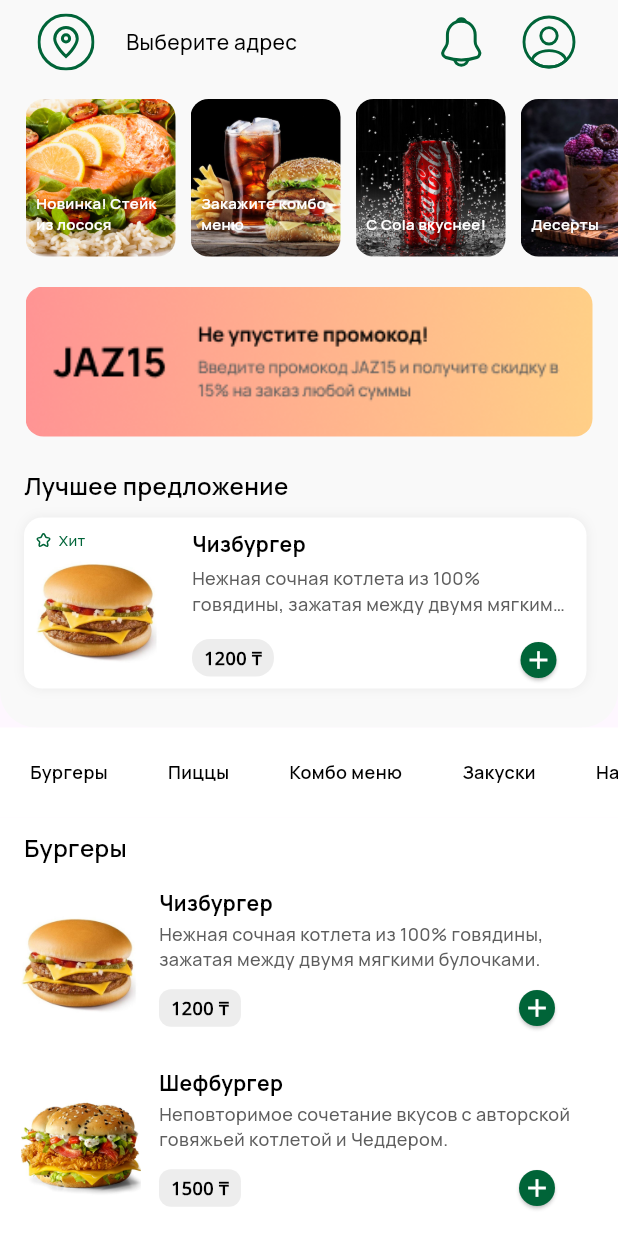
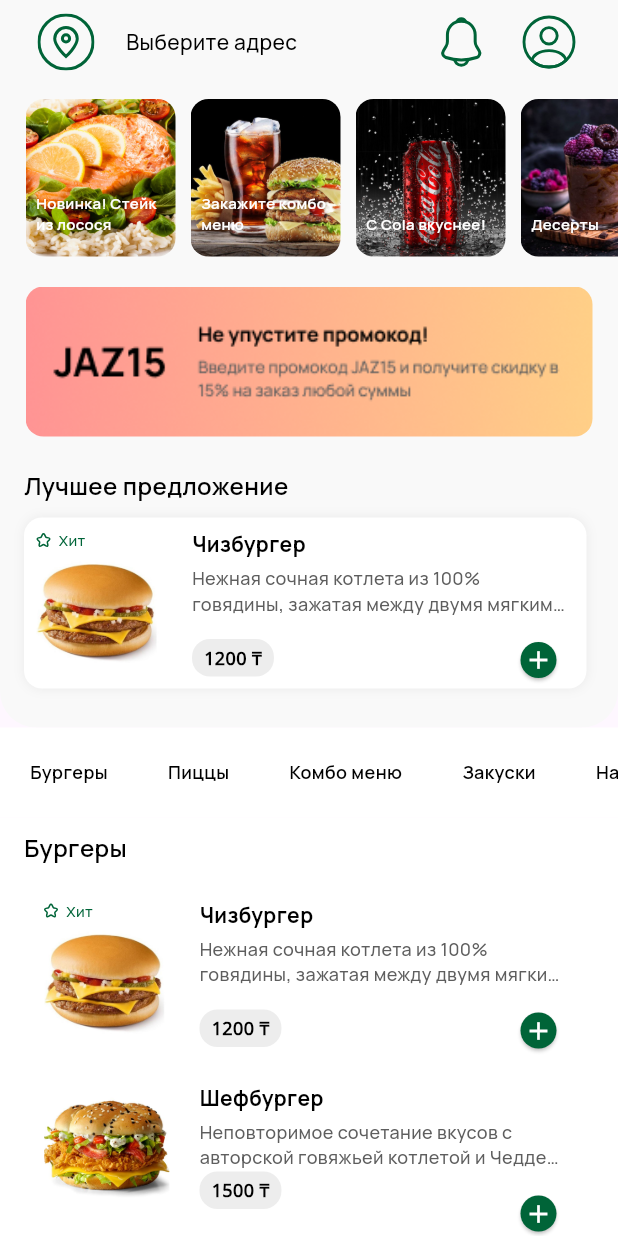
Before and after one commit to Renat2766/foodscale, a Flutter app: the HomePage screen opened directly, on a phone screen of 412 x 824 dp. Run offline on Flutter 3.47's test engine with Material 3 defaults, Android fonts, the light colour scheme and no system bars; our stand-ins replace cached_network_image, flutter_svg, smooth_page_indicator.

Commit message:
list card design adjustments

```diff
--- a/assets/data.json
+++ b/assets/data.json
@@ -373,7 +373,7 @@
       "description": "Тирамису — популярный итальянский десерт, известный своей нежной и воздушной текстурой.",
       "weight": 150,
       "calories": 450,
-      "ratings": []
+      "ratings": [3]
     },
     {
       "id": 15,
--- a/lib/pages/home_page.dart
+++ b/lib/pages/home_page.dart
@@ -2,7 +2,7 @@ import 'package:flutter/material.dart';
 import 'package:food_scale/design/colors.dart';
 import 'package:food_scale/design/fonts.dart';
 import 'package:food_scale/widgets/list_card.dart';
-import 'package:food_scale/widgets/promokodBanner.dart';
+import 'package:food_scale/widgets/promokod_banner.dart';
 import 'package:food_scale/widgets/button_menu_widget.dart';
 import 'package:food_scale/widgets/best_offer_widget.dart';
 import 'package:food_scale/widgets/custom_sliver_appbar.dart';
@@ -136,7 +136,7 @@ class _HomePageState extends State<HomePage> {
                 ),
               SliverPersistentHeader(
                 pinned: true,
-                delegate: _SliverAppBarDelegate(
+                delegate: SliverAppBarDelegate(
                   minHeight: 60.0,
                   maxHeight: 60.0,
                   child: Container(
@@ -212,8 +212,8 @@ class _HomePageState extends State<HomePage> {
   }
 }
 
-class _SliverAppBarDelegate extends SliverPersistentHeaderDelegate {
-  _SliverAppBarDelegate({
+class SliverAppBarDelegate extends SliverPersistentHeaderDelegate {
+  SliverAppBarDelegate({
     required this.minHeight,
     required this.maxHeight,
     required this.child,
@@ -236,7 +236,7 @@ class _SliverAppBarDelegate extends SliverPersistentHeaderDelegate {
   }
 
   @override
-  bool shouldRebuild(_SliverAppBarDelegate oldDelegate) {
+  bool shouldRebuild(covariant SliverAppBarDelegate oldDelegate) {
     return maxHeight != oldDelegate.maxHeight ||
         minHeight != oldDelegate.minHeight ||
         child != oldDelegate.child;
--- a/lib/widgets/list_card.dart
+++ b/lib/widgets/list_card.dart
@@ -41,24 +41,12 @@ class _ListCardState extends State<ListCard> {
         final String imageUrl =
             (item['imagePath'] ?? 'assets/images/default_image.png') as String;
         final String price = '${item['price'] ?? 'Цена не указана'} ₸';
-        final String rating = getProductRatings(
-            item['ratings'] as List<dynamic>?, widget.rootRatings);
+        final String rating = getProductRatings(item['ratings'], widget.rootRatings);
 
         return Padding(
-          padding: const EdgeInsets.symmetric(vertical: 8.0),
-          child: GestureDetector(
-            onHorizontalDragUpdate: (details) {
-              setState(() {
-                _offset += details.delta.dx;
-                if (_offset > 70) _offset = 70;
-                if (_offset < -70) _offset = -70;
-              });
-            },
-            onHorizontalDragEnd: (details) {
-              setState(() {
-                _offset = 0.0;
-              });
-            },
+          padding: const EdgeInsets.only(top: 8.0), // Убраны горизонтальные отступы
+          child: ClipRRect(
+            // borderRadius: BorderRadius.circular(12), // Скругление всей карточки
             child: Stack(
               children: [
                 if (_offset > 0)
@@ -66,11 +54,8 @@ class _ListCardState extends State<ListCard> {
                     alignment: Alignment.centerLeft,
                     child: Container(
                       width: 70,
-                      height: 104,
-                      decoration: BoxDecoration(
+                      height: 114,
                       color: primaryColor,
-                        // borderRadius: BorderRadius.circular(12),
-                      ),
                       child: const Icon(
                         Icons.add_shopping_cart,
                         color: Colors.white,
@@ -82,38 +67,97 @@ class _ListCardState extends State<ListCard> {
                     alignment: Alignment.centerRight,
                     child: Container(
                       width: 70,
-                      height: 104,
-                      decoration: BoxDecoration(
+                      height: 114,
                       color: errorColor,
-                        // borderRadius: BorderRadius.circular(12),
-                      ),
                       child: const Icon(
                         Icons.delete,
                         color: Colors.white,
                       ),
                     ),
                   ),
-                Transform.translate(
+                GestureDetector(
+                  onHorizontalDragUpdate: (details) {
+                    setState(() {
+                      _offset += details.delta.dx;
+                      if (_offset > 70) _offset = 70; // Свайп вправо до 70 пикселей
+                      if (_offset < -70) _offset = -70; // Свайп влево до -70 пикселей
+                    });
+                  },
+                  onHorizontalDragEnd: (details) {
+                    if (_offset != 0.0) {
+                      setState(() {
+                        if (_offset > 0) {
+                          // Действие при свайпе вправо (например, добавить в корзину)
+                          ScaffoldMessenger.of(context).showSnackBar(
+                            const SnackBar(content: Text('Добавлено в корзину')),
+                          );
+                        } else if (_offset < 0) {
+                          // Действие при свайпе влево (например, удалить)
+                          ScaffoldMessenger.of(context).showSnackBar(
+                            const SnackBar(content: Text('Удалено')),
+                          );
+                        }
+                        _offset = 0.0; // Сброс позиции
+                      });
+                    }
+                  },
+                  child: Transform.translate(
                     offset: Offset(_offset, 0),
                     child: Container(
-                    height: 104,
+                      // Карточка растягивается на всю ширину экрана
                       decoration: BoxDecoration(
                         color: whiteColor,
                         borderRadius: BorderRadius.circular(12),
                       ),
-                    child: Padding(
-                        padding: const EdgeInsets.symmetric(
-                            horizontal: 14, vertical: 0),
+                      child: Center(
+                        // Центрируем содержимое
+                        child: SizedBox(
+                          width: 370,
+                          height: 114,// Фиксированная ширина контента 370px
+                          child: Stack(
+                            children: [
+                              IntrinsicHeight(
                                 child: Row(
+                                  mainAxisAlignment: MainAxisAlignment.center, // Контент по центру внутри 370px
                                   children: [
+                                    // Левая часть: изображение + рейтинг
+                                    Container(
+                                      width: 100,
+                                      padding: const EdgeInsets.all(8),
+                                      child: Column(
+                                        crossAxisAlignment: CrossAxisAlignment.start,
+                                        children: [
+                                          if (rating.isNotEmpty)
+                                            Row(
+                                              children: [
+                                                SvgPicture.asset(
+                                                  'assets/images/icon_star.svg',
+                                                  height: 10,
+                                                  width: 10,
+                                                  colorFilter: const ColorFilter.mode(
+                                                      primaryColor, BlendMode.srcIn),
+                                                ),
+                                                const SizedBox(width: 5),
+                                                Flexible(
+                                                  child: Text(
+                                                    rating,
+                                                    style: const TextStyle(
+                                                      fontSize: 10,
+                                                      fontFamily: russianFont,
+                                                      fontWeight: FontWeight.w500,
+                                                      color: primaryColor,
+                                                    ),
+                                                    overflow: TextOverflow.ellipsis,
+                                                  ),
+                                                ),
+                                              ],
+                                            ),
+                                          const Spacer(),
                                           ClipRRect(
                                             borderRadius: BorderRadius.circular(8),
-                              child: Container(
-                                width: 80,
-                                height: 80,
-                                decoration: BoxDecoration(
-                                  borderRadius: BorderRadius.circular(8),
-                                ),
+                                            child: SizedBox(
+                                              width: 84,
+                                              height: 84,
                                               child: imageUrl.startsWith('http')
                                                   ? CachedNetworkImage(
                                                       imageUrl: imageUrl,
@@ -126,17 +170,23 @@ class _ListCardState extends State<ListCard> {
                                                   : Image.asset(
                                                       imageUrl,
                                                       fit: BoxFit.cover,
-                                        errorBuilder:
-                                            (context, error, stackTrace) =>
+                                                      errorBuilder: (context, error, stackTrace) =>
                                                           const Icon(Icons.error),
                                                     ),
+
                                             ),
                                           ),
-                            const SizedBox(width: 12),
+                                        ],
+                                      ),
+                                    ),
+
+                                    // Правая часть: текст и кнопка
                                     Expanded(
+                                      child: Padding(
+                                        padding: const EdgeInsets.symmetric(
+                                            vertical: 8, horizontal: 12),
                                         child: Column(
                                           crossAxisAlignment: CrossAxisAlignment.start,
-                                mainAxisAlignment: MainAxisAlignment.center,
                                           children: [
                                             Text(
                                               title,
@@ -148,7 +198,7 @@ class _ListCardState extends State<ListCard> {
                                               ),
                                               overflow: TextOverflow.ellipsis,
                                             ),
-                                  const SizedBox(height: 2),
+                                            const SizedBox(height: 4),
                                             Text(
                                               description,
                                               maxLines: 2,
@@ -160,18 +210,16 @@ class _ListCardState extends State<ListCard> {
                                                 color: textColor,
                                               ),
                                             ),
-                                  const SizedBox(height: 0),
+                                            const Spacer(),
                                             Row(
-                                    mainAxisAlignment:
-                                        MainAxisAlignment.spaceBetween,
+                                              mainAxisAlignment: MainAxisAlignment.spaceBetween,
                                               children: [
                                                 Container(
                                                   padding: const EdgeInsets.symmetric(
                                                       horizontal: 8, vertical: 4),
                                                   decoration: BoxDecoration(
                                                     color: const Color(0xFFEDEDED),
-                                          borderRadius:
-                                              BorderRadius.circular(8),
+                                                    borderRadius: BorderRadius.circular(12),
                                                   ),
                                                   child: Text(
                                                     price,
@@ -183,18 +231,24 @@ class _ListCardState extends State<ListCard> {
                                                     ),
                                                   ),
                                                 ),
-                                      const SizedBox(width: 8),
-                                      Padding(
-                                        padding: const EdgeInsets.only(
-                                            right:
-                                                16.0),
+                                              ],
+                                            ),
+                                          ],
+                                        ),
+                                      ),
+                                    ),
+                                  ],
+                                ),
+                              ),
+                              // Кнопка "Добавить" в правом нижнем углу
+                              Positioned(
+                                right: 8,
+                                bottom: -5,
                                 child: ElevatedButton(
                                   onPressed: () {
-                                            ScaffoldMessenger.of(context)
-                                                .showSnackBar(
+                                    ScaffoldMessenger.of(context).showSnackBar(
                                       SnackBar(
-                                                content: Text(
-                                                    'Кнопка Add нажата для $title'),
+                                        content: Text('Кнопка Add нажата для $title'),
                                       ),
                                     );
                                   },
@@ -212,12 +266,10 @@ class _ListCardState extends State<ListCard> {
                                 ),
                               ),
                             ],
-                                  )
-                                ],
                           ),
                         ),
-                          ],
-                        )),
+                      ),
+                    ),
                   ),
                 ),
               ],
@@ -228,9 +280,13 @@ class _ListCardState extends State<ListCard> {
     );
   }
 
-  String getProductRatings(
-      List<dynamic>? productRatings, List<dynamic> rootRatings) {
-    if (productRatings == null || productRatings.isEmpty) {
+  String getProductRatings(dynamic productRatings, List<dynamic> rootRatings) {
+    if (productRatings == null ||
+        productRatings is! List ||
+        productRatings.isEmpty) {
+      return '';
+    }
+    if (rootRatings.isEmpty) {
       return '';
     }
 
```
Also changed, not shown: lib/widgets/promokod_banner.dart (renamed from lib/widgets/promokodBanner.dart). Lines whose indentation alone changed are shown as unchanged.
